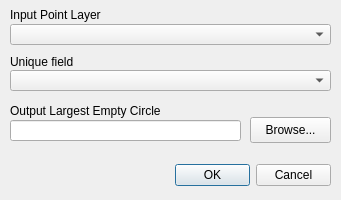
thangqd/HCMGIS, file forms/hcmgis_lec_form.ui: the form before one commit.
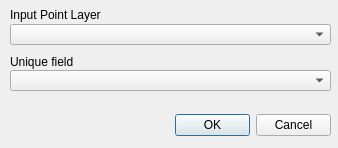
The form after the commit. Custom widgets are drawn as their Qt base class.

What changed in the file:
```diff
--- a/forms/hcmgis_lec_form.ui
+++ b/forms/hcmgis_lec_form.ui
@@ -12,8 +12,8 @@
    <rect>
     <x>0</x>
     <y>0</y>
-    <width>341</width>
-    <height>200</height>
+    <width>338</width>
+    <height>148</height>
    </rect>
   </property>
   <property name="mouseTracking">
@@ -26,7 +26,7 @@
    <property name="geometry">
     <rect>
      <x>175</x>
-     <y>160</y>
+     <y>110</y>
      <width>156</width>
      <height>31</height>
     </rect>
@@ -81,48 +81,6 @@
     </rect>
    </property>
   </widget>
-  <widget class="QLineEdit" name="outfilename">
-   <property name="geometry">
-    <rect>
-     <x>10</x>
-     <y>120</y>
-     <width>231</width>
-     <height>21</height>
-    </rect>
-   </property>
-   <property name="text">
-    <string/>
-   </property>
-   <property name="readOnly">
-    <bool>false</bool>
-   </property>
-  </widget>
-  <widget class="QPushButton" name="browseoutfile">
-   <property name="geometry">
-    <rect>
-     <x>250</x>
-     <y>117</y>
-     <width>81</width>
-     <height>26</height>
-    </rect>
-   </property>
-   <property name="text">
-    <string>Browse...</string>
-   </property>
-  </widget>
-  <widget class="QLabel" name="label">
-   <property name="geometry">
-    <rect>
-     <x>10</x>
-     <y>100</y>
-     <width>321</width>
-     <height>22</height>
-    </rect>
-   </property>
-   <property name="text">
-    <string>Output Largest Empty Circle</string>
-   </property>
-  </widget>
  </widget>
  <customwidgets>
   <customwidget>
```
